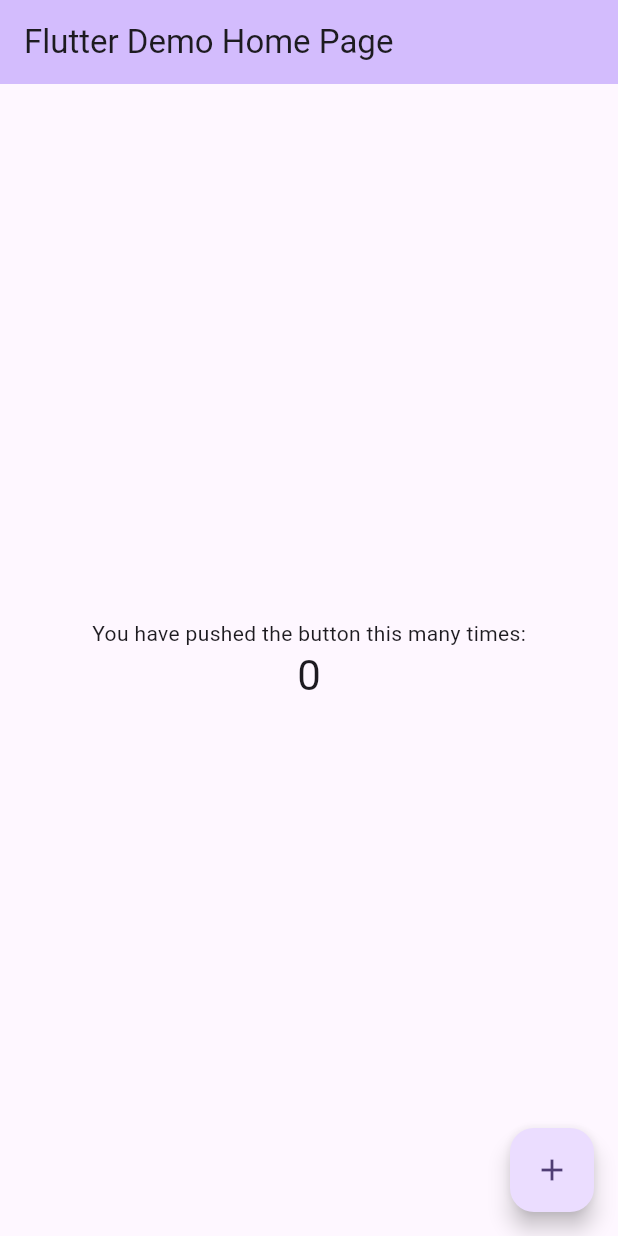
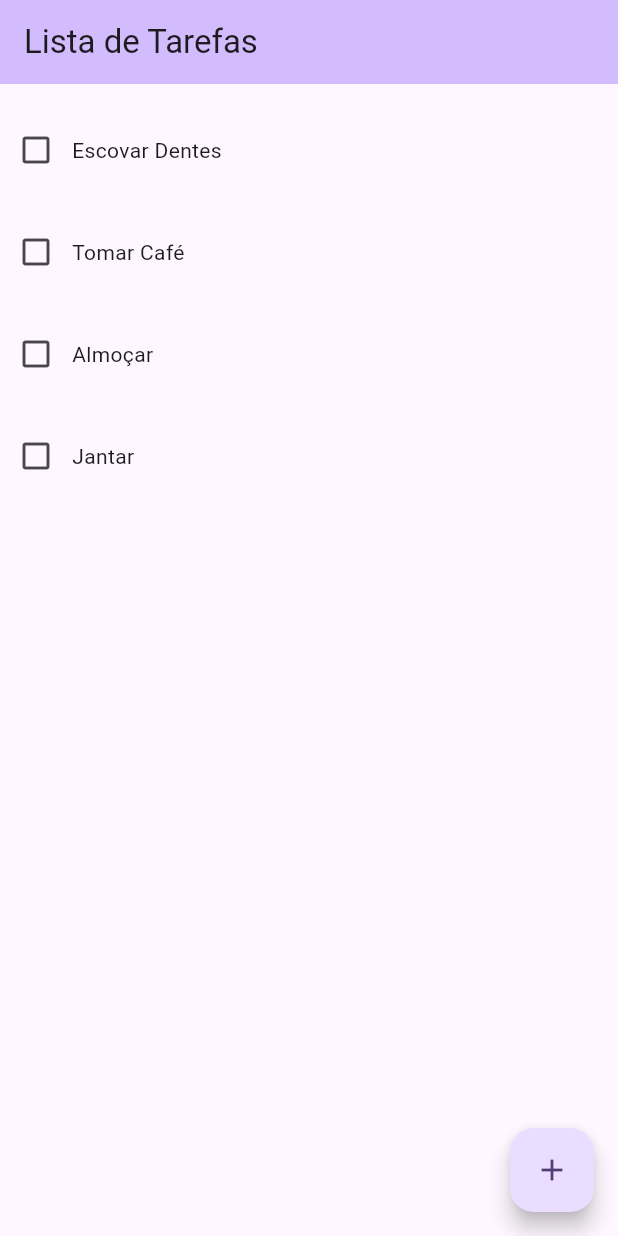
Before and after one commit to MagnoCW/lista_tarefas, a Flutter app: the screen it shows after launch, on a phone screen of 412 x 824 dp. Run offline on Flutter 3.47's test engine with Material 3 defaults, Android fonts, the light colour scheme and no system bars.

Commit message:
adicionando uma lista

```diff
--- a/lib/main.dart
+++ b/lib/main.dart
@@ -7,31 +7,16 @@
 class MyApp extends StatelessWidget {
   const MyApp({super.key});
 
-  // This widget is the root of your application.
   @override
   Widget build(BuildContext context) {
     return MaterialApp(
       title: 'Flutter Demo',
       theme: ThemeData(
-        // This is the theme of your application.
-        //
-        // TRY THIS: Try running your application with "flutter run". You'll see
-        // the application has a purple toolbar. Then, without quitting the app,
-        // try changing the seedColor in the colorScheme below to Colors.green
-        // and then invoke "hot reload" (save your changes or press the "hot
-        // reload" button in a Flutter-supported IDE, or press "r" if you used
-        // the command line to start the app).
-        //
-        // Notice that the counter didn't reset back to zero; the application
-        // state is not lost during the reload. To reset the state, use hot
-        // restart instead.
-        //
-        // This works for code too, not just values: Most code changes can be
-        // tested with just a hot reload.
+
         colorScheme: ColorScheme.fromSeed(seedColor: Colors.deepPurple),
         useMaterial3: true,
       ),
-      home: const MyHomePage(title: 'Flutter Demo Home Page'),
+      home: const MyHomePage(title: 'Lista de Tarefas'),
     );
   }
 }
@@ -39,14 +24,6 @@
 class MyHomePage extends StatefulWidget {
   const MyHomePage({super.key, required this.title});
 
-  // This widget is the home page of your application. It is stateful, meaning
-  // that it has a State object (defined below) that contains fields that affect
-  // how it looks.
-
-  // This class is the configuration for the state. It holds the values (in this
-  // case the title) provided by the parent (in this case the App widget) and
-  // used by the build method of the State. Fields in a Widget subclass are
-  // always marked "final".
 
   final String title;
 
@@ -55,71 +32,62 @@
 }
 
 class _MyHomePageState extends State<MyHomePage> {
-  int _counter = 0;
 
-  void _incrementCounter() {
+  // Botão de checagem
+  bool isChecked = false;
+
+  void _toggleCheck() {
     setState(() {
-      // This call to setState tells the Flutter framework that something has
-      // changed in this State, which causes it to rerun the build method below
-      // so that the display can reflect the updated values. If we changed
-      // _counter without calling setState(), then the build method would not be
-      // called again, and so nothing would appear to happen.
-      _counter++;
+      isChecked = !isChecked;
     });
   }
 
   @override
   Widget build(BuildContext context) {
-    // This method is rerun every time setState is called, for instance as done
-    // by the _incrementCounter method above.
-    //
-    // The Flutter framework has been optimized to make rerunning build methods
-    // fast, so that you can just rebuild anything that needs updating rather
-    // than having to individually change instances of widgets.
+
     return Scaffold(
       appBar: AppBar(
-        // TRY THIS: Try changing the color here to a specific color (to
-        // Colors.amber, perhaps?) and trigger a hot reload to see the AppBar
-        // change color while the other colors stay the same.
+
         backgroundColor: Theme.of(context).colorScheme.inversePrimary,
-        // Here we take the value from the MyHomePage object that was created by
-        // the App.build method, and use it to set our appbar title.
+
         title: Text(widget.title),
       ),
       body: Center(
-        // Center is a layout widget. It takes a single child and positions it
-        // in the middle of the parent.
+
         child: Column(
-          // Column is also a layout widget. It takes a list of children and
-          // arranges them vertically. By default, it sizes itself to fit its
-          // children horizontally, and tries to be as tall as its parent.
-          //
-          // Column has various properties to control how it sizes itself and
-          // how it positions its children. Here we use mainAxisAlignment to
-          // center the children vertically; the main axis here is the vertical
-          // axis because Columns are vertical (the cross axis would be
-          // horizontal).
-          //
-          // TRY THIS: Invoke "debug painting" (choose the "Toggle Debug Paint"
-          // action in the IDE, or press "p" in the console), to see the
-          // wireframe for each widget.
-          mainAxisAlignment: MainAxisAlignment.center,
+
+          mainAxisAlignment: MainAxisAlignment.start,
           children: <Widget>[
-            const Text(
-              'You have pushed the button this many times:',
-            ),
-            Text(
-              '$_counter',
-              style: Theme.of(context).textTheme.headlineMedium,
-            ),
+            for (var item in lista) ...[
+              SizedBox(
+                height: 20,
+              ),
+              Row(
+                children: [
+                  IconButton(
+                    icon: Icon( isChecked ? Icons.check_box : Icons.check_box_outline_blank),
+                    onPressed: () {
+                      setState(() {
+                        _toggleCheck();
+                      });
+                    },
+                  ),
+                  Text(
+                    item
+                  ),
+                ],
+              ),
+            ],
           ],
         ),
       ),
       floatingActionButton: FloatingActionButton(
-        onPressed: _incrementCounter,
+        onPressed: () {},
         tooltip: 'Increment',
         child: const Icon(Icons.add),
-      ), // This trailing comma makes auto-formatting nicer for build methods.
+      ),
     );
   }
 }
+
+List<String> lista = ['Escovar Dentes', 'Tomar Café', 'Almoçar', 'Jantar'];
```
